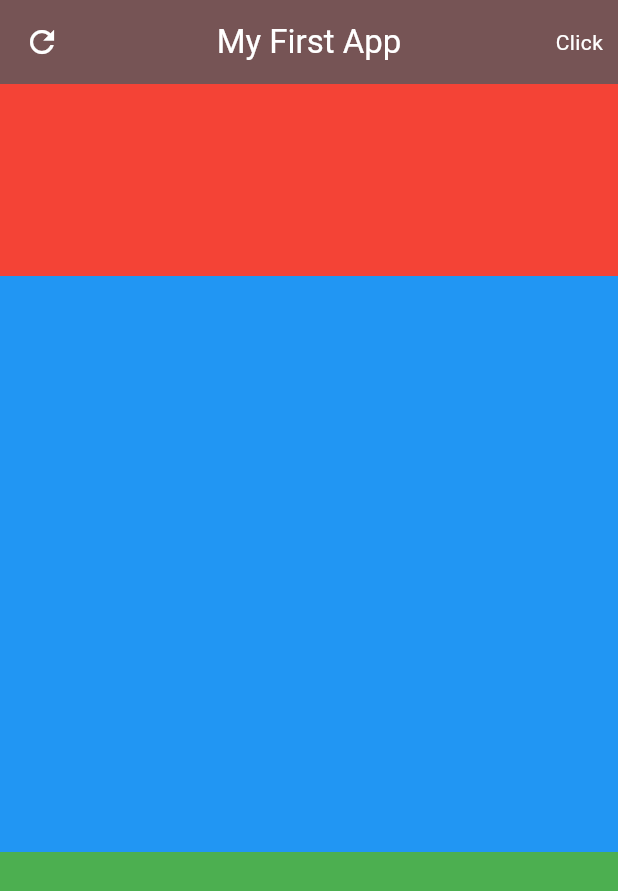
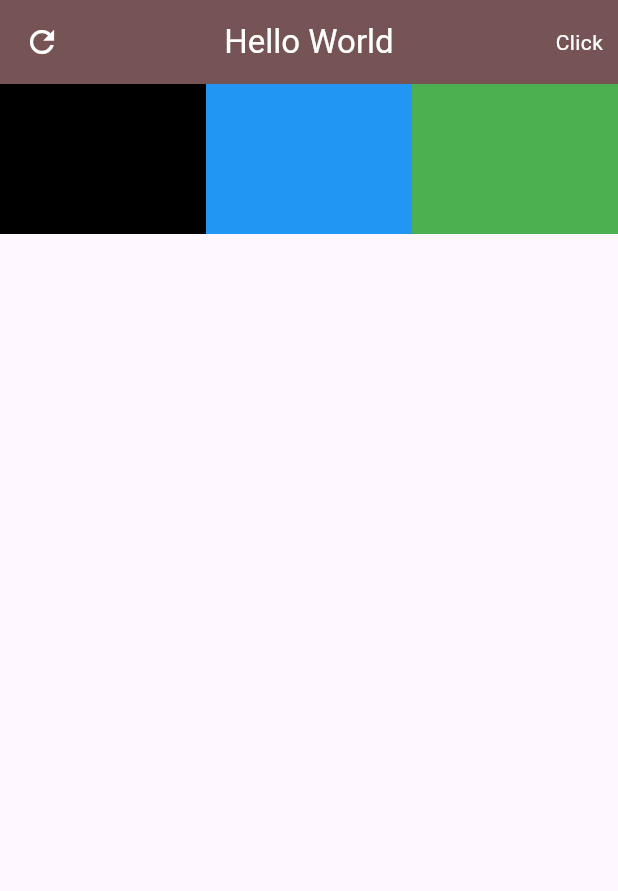
Before and after one commit to devatulparmar/batch6pm25march, a Flutter app: the screen it shows after launch, on a phone screen of 412 x 824 dp. Shown: the top 891 px of the screen. Run offline on Flutter 3.47's test engine with Material 3 defaults, Android fonts, the light colour scheme and no system bars.

Commit message:
Flexible

```diff
--- a/lib/main.dart
+++ b/lib/main.dart
@@ -23,19 +23,19 @@ class _MyAppState extends State<MyApp> {
         appBar: AppBar(
           backgroundColor: Colors.brown,
           title: const Text(
-            "My First App",
+            "Hello World",
             style: TextStyle(
               color: Colors.white,
             ),
           ),
-          actions: [
-            const Text(
+          actions: const [
+            Text(
               "Click",
               style: TextStyle(
                 color: Colors.white,
               ),
             ),
-            const SizedBox(
+            SizedBox(
               width: 10,
             ),
           ],
@@ -47,31 +47,28 @@ class _MyAppState extends State<MyApp> {
           // leadingWidth: 80,
           centerTitle: true,
         ),
-        body: Column(
+        body: Row(
           mainAxisAlignment: MainAxisAlignment.spaceBetween,
           children: [
             Expanded(
-              flex: 1,
               child: Container(
-                color: Colors.red,
+                color: Colors.black,
                 height: 100,
-                // width: 50,
+                width: 350,
               ),
             ),
             Expanded(
-              flex: 3,
               child: Container(
                 color: Colors.blue,
-                // width: 100,
+                width: 350,
                 height: 100,
               ),
             ),
-            Expanded(
-              flex: 2,
+            Flexible(
               child: Container(
                 color: Colors.green,
                 height: 100,
-                // width: 100,
+                width: 500,
               ),
             ),
           ],
```
